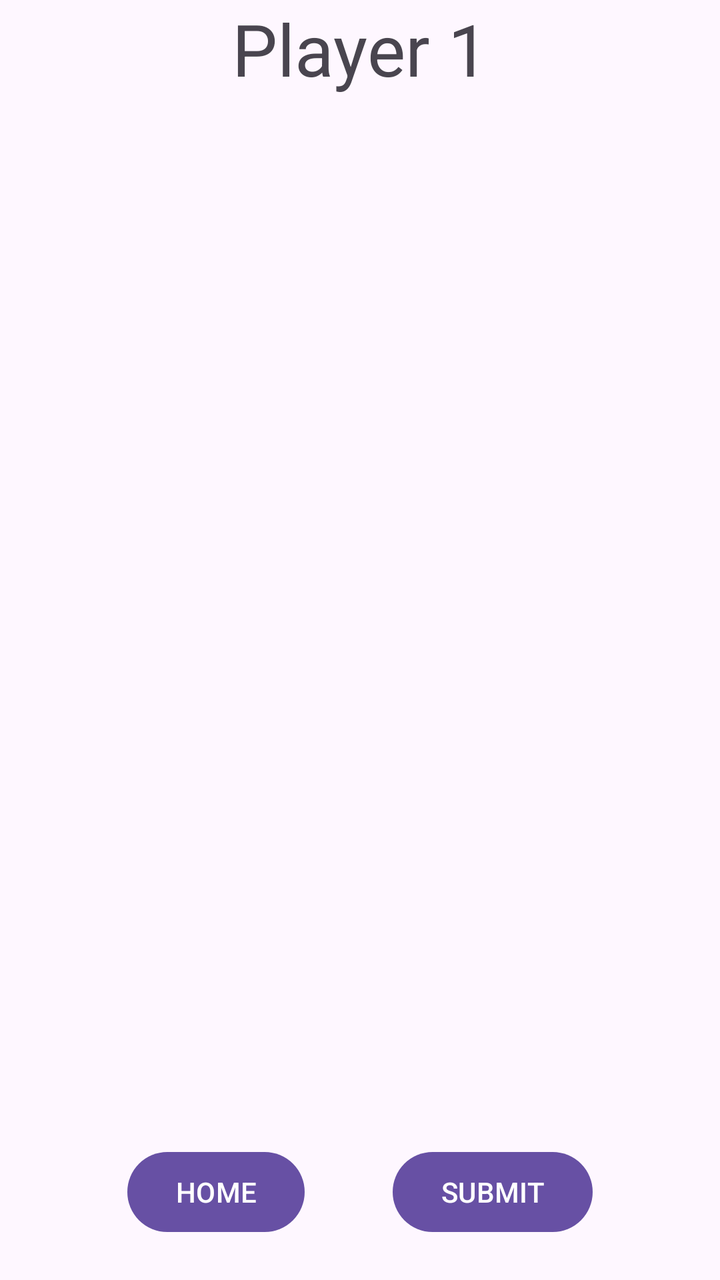
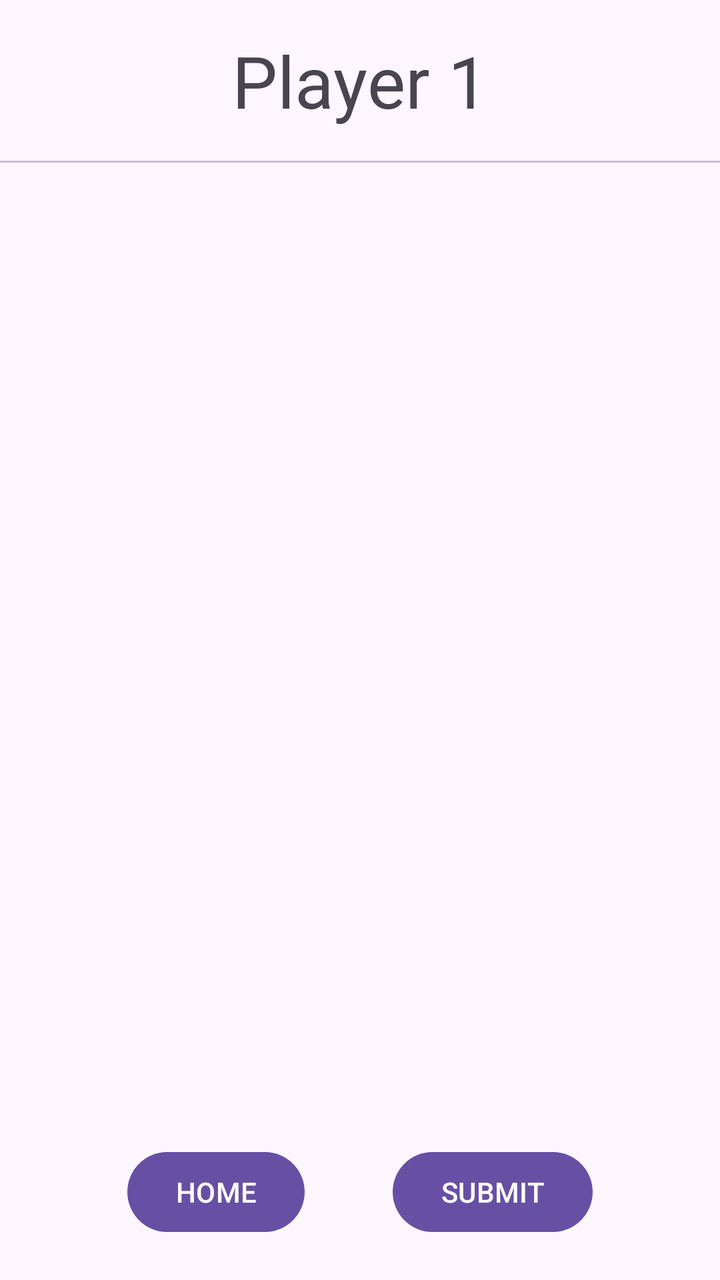

Two renders of the same Android screen: before a commit and after it. Below are the layout's source before the change and the commit's diff.
<!-- AndroidManifest.xml: application theme Theme.Oscarsthegrouchapp -->
<!-- res/layout/fragment_fill_ballot.xml -->
<?xml version="1.0" encoding="utf-8"?>
<androidx.constraintlayout.widget.ConstraintLayout
    xmlns:android="http://schemas.android.com/apk/res/android"
    xmlns:app="http://schemas.android.com/apk/res-auto"
    android:layout_width="match_parent"
    android:layout_height="match_parent">

    <TextView
        android:id="@+id/ballotsPlayerName"
        android:layout_width="match_parent"
        android:layout_height="wrap_content"
        android:text="Player 1"
        android:textSize="36sp"
        android:gravity="center"
        app:layout_constraintTop_toTopOf="parent"
        app:layout_constraintStart_toStartOf="parent"
        app:layout_constraintEnd_toEndOf="parent"
        />

    

    <FrameLayout
        android:id="@+id/questionFL"
        android:layout_width="0dp"
        android:layout_height="0dp"
        app:layout_constraintTop_toBottomOf="@id/ballotsPlayerName"
        app:layout_constraintBottom_toTopOf="@id/statusIndicator"
        app:layout_constraintStart_toStartOf="parent"
        app:layout_constraintEnd_toEndOf="parent"
        >
        
        <ProgressBar
            android:id="@+id/loadingView"
            android:layout_width="wrap_content"
            android:layout_height="wrap_content"
            android:layout_gravity="center" />

        
        <androidx.viewpager2.widget.ViewPager2
            android:id="@+id/viewPager"
            android:visibility="gone"
            android:layout_width="match_parent"
            android:layout_height="match_parent" />
    </FrameLayout>

    
    <androidx.recyclerview.widget.RecyclerView
        android:id="@+id/statusIndicator"
        android:layout_width="match_parent"
        android:layout_height="48dp"
        android:layout_margin="16dp"
        app:layoutManager="androidx.recyclerview.widget.LinearLayoutManager"
        android:orientation="horizontal"
        app:layout_constraintTop_toBottomOf="@id/questionFL"
        app:layout_constraintBottom_toTopOf="@id/footer"
        />

    <androidx.constraintlayout.widget.ConstraintLayout
        android:id="@+id/footer"
        android:layout_width="match_parent"
        android:layout_height="wrap_content"
        app:layout_constraintBottom_toBottomOf="parent"
        app:layout_constraintStart_toStartOf="parent"
        app:layout_constraintEnd_toEndOf="parent"
        android:padding="20dp"
        android:gravity="center"
        >
        <Button
            android:id="@+id/homeB"
            android:layout_width="wrap_content"
            android:layout_height="wrap_content"
            android:text="HOME"
            app:layout_constraintTop_toTopOf="parent"
            app:layout_constraintBottom_toBottomOf="parent"
            app:layout_constraintStart_toStartOf="parent"
            app:layout_constraintEnd_toStartOf="@id/submitB"
            />

        <Button
            android:id="@+id/submitB"
            android:layout_width="wrap_content"
            android:layout_height="wrap_content"
            android:text="SUBMIT"
            app:layout_constraintTop_toTopOf="parent"
            app:layout_constraintBottom_toBottomOf="parent"
            app:layout_constraintStart_toEndOf="@id/homeB"
            app:layout_constraintEnd_toEndOf="parent"
            />

    </androidx.constraintlayout.widget.ConstraintLayout>

</androidx.constraintlayout.widget.ConstraintLayout>
<!-- resources referenced by this layout -->
<resources>
  <style name="Theme.Oscarsthegrouchapp" parent="Base.Theme.Oscarsthegrouchapp" />
  <style name="Base.Theme.Oscarsthegrouchapp" parent="Theme.Material3.DayNight.NoActionBar">
          
          
      </style>
</resources>

<!-- the commit's change to res/layout/fragment_fill_ballot.xml (unified diff, before → after) -->
@@ -12,9 +12,18 @@
         android:text="Player 1"
         android:textSize="36sp"
         android:gravity="center"
+        android:padding="16dp"
         app:layout_constraintTop_toTopOf="parent"
         app:layout_constraintStart_toStartOf="parent"
         app:layout_constraintEnd_toEndOf="parent"
+        />
+
+    <com.google.android.material.divider.MaterialDivider
+        android:id="@+id/topD"
+        android:layout_width="match_parent"
+        android:layout_height="wrap_content"
+        android:layout_marginBottom="20dp"
+        app:layout_constraintTop_toBottomOf="@id/ballotsPlayerName"
         />
 
     
